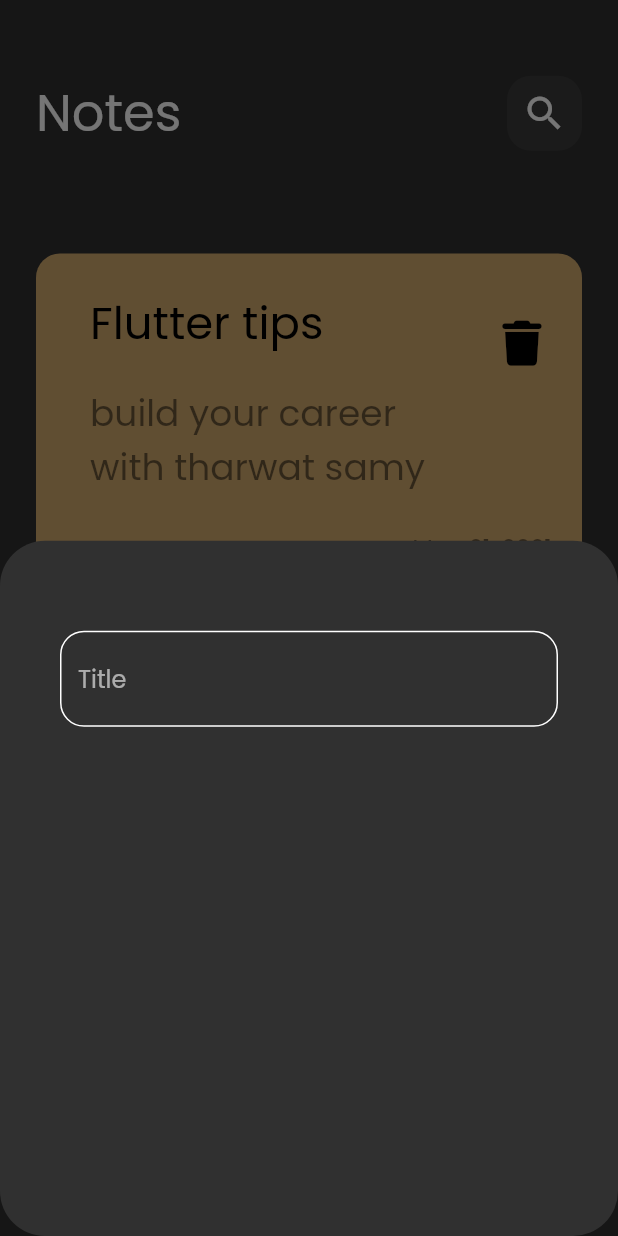
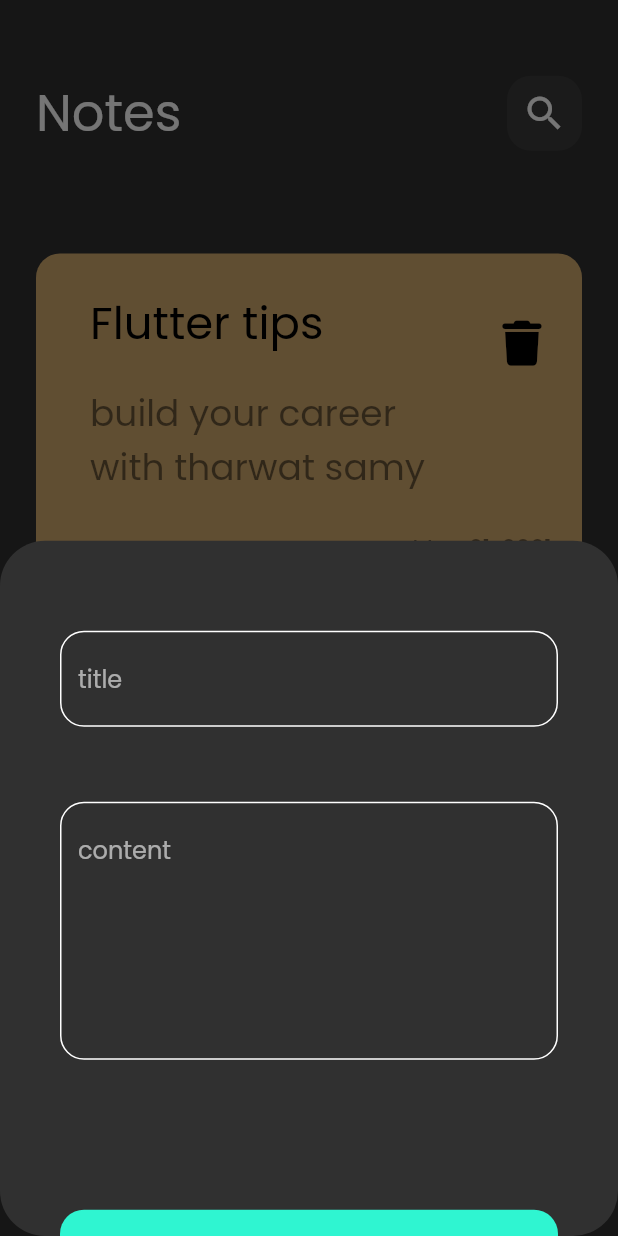
Before and after one commit to Mohamed-Elghzaly/note_app, a Flutter app: the screen it shows after launch, after a tap on the "add" icon, on a phone screen of 412 x 824 dp. Run offline on Flutter 3.47's test engine with Material 2 defaults, Android fonts, the phone set to English and light mode, and no system bars; our stand-ins replace font_awesome_flutter.

Commit message:
finish add note Bottom

```diff
--- a/lib/views/widgets/ShowBottomSheet.dart
+++ b/lib/views/widgets/ShowBottomSheet.dart
@@ -1,5 +1,7 @@
 import 'package:flutter/material.dart';
 
+import '../../constants.dart';
+import 'custom_bottom.dart';
 import 'custom_text_field.dart';
 
 class ShowBottomSheet extends StatelessWidget {
@@ -9,13 +11,31 @@ class ShowBottomSheet extends StatelessWidget {
   Widget build(BuildContext context) {
     return Padding(
       padding: const EdgeInsets.symmetric(horizontal: 40),
-      child: Column(
-        children: [
-          SizedBox(
-            height: 60,
-          ),
-          CustomTextField(),
-        ],
+      child: SingleChildScrollView(
+        child: Column(
+          children: [
+            const SizedBox(
+              height: 60,
+            ),
+            const CustomTextField(
+              hint: 'title',
+            ),
+            const SizedBox(
+              height: 50,
+            ),
+            const CustomTextField(
+              hint: 'content',
+              maxLines: 6,
+            ),
+            const SizedBox(
+              height: 100,
+            ),
+            const CustomBottom(),
+            const SizedBox(
+              height: 50,
+            ),
+          ],
+        ),
       ),
     );
   }
--- /dev/null
+++ b/lib/views/widgets/custom_bottom.dart
@@ -0,0 +1,29 @@
+import 'package:flutter/material.dart';
+
+import '../../constants.dart';
+
+class CustomBottom extends StatelessWidget {
+  const CustomBottom({super.key});
+
+  @override
+  Widget build(BuildContext context) {
+    return Container(
+      width: MediaQuery.of(context).size.width,
+      height: 60,
+      decoration: BoxDecoration(
+        color: kPrimaryColor,
+        borderRadius: BorderRadius.circular(16),
+      ),
+      child: const Center(
+        child: Text(
+          'Add',
+          style: TextStyle(
+            fontSize: 20,
+            color: Colors.black,
+            fontWeight: FontWeight.bold,
+          ),
+        ),
+      ),
+    );
+  }
+}
--- a/lib/views/widgets/custom_text_field.dart
+++ b/lib/views/widgets/custom_text_field.dart
@@ -4,14 +4,17 @@ import 'package:flutter/src/widgets/placeholder.dart';
 import 'package:note_app/constants.dart';
 
 class CustomTextField extends StatelessWidget {
-  const CustomTextField({super.key});
+  const CustomTextField({super.key, required this.hint,  this.maxLines=1});
 
+final String hint;
+final int maxLines;
   @override
   Widget build(BuildContext context) {
     return TextField(
+      maxLines: maxLines,
       cursorColor: kPrimaryColor,
       decoration: InputDecoration(
-        hintText: 'Title',
+        hintText: hint,
         // hintStyle: TextStyle(color: kPrimaryColor),
         border: buildBorder(),
         enabledBorder: buildBorder(),
```
